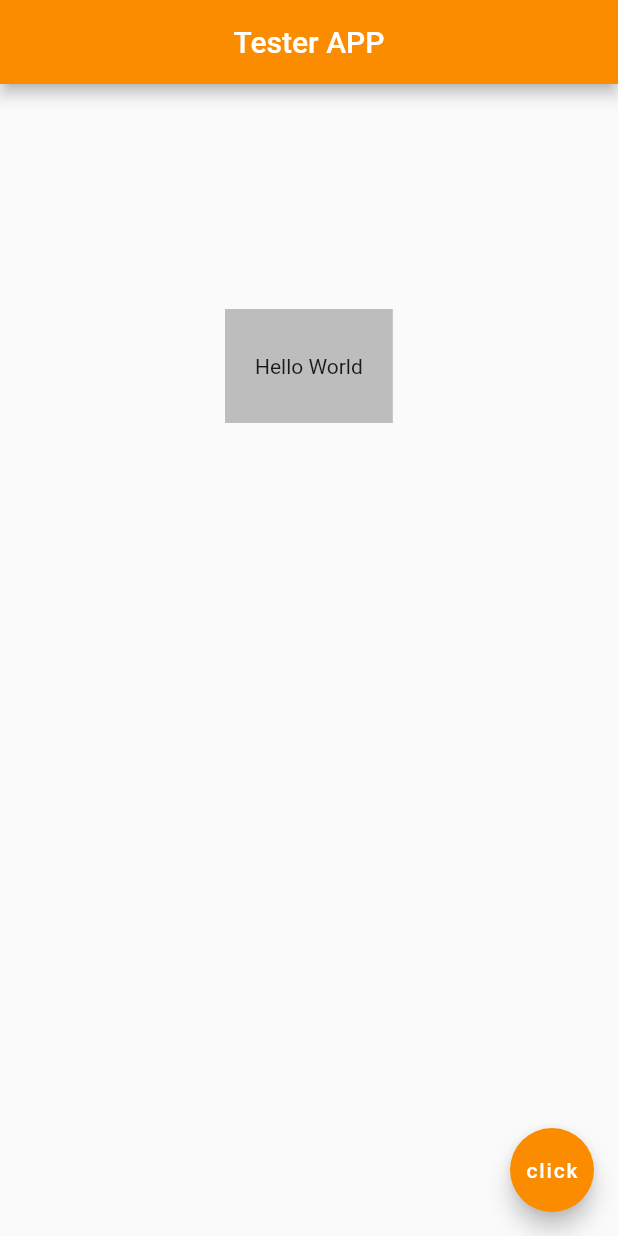
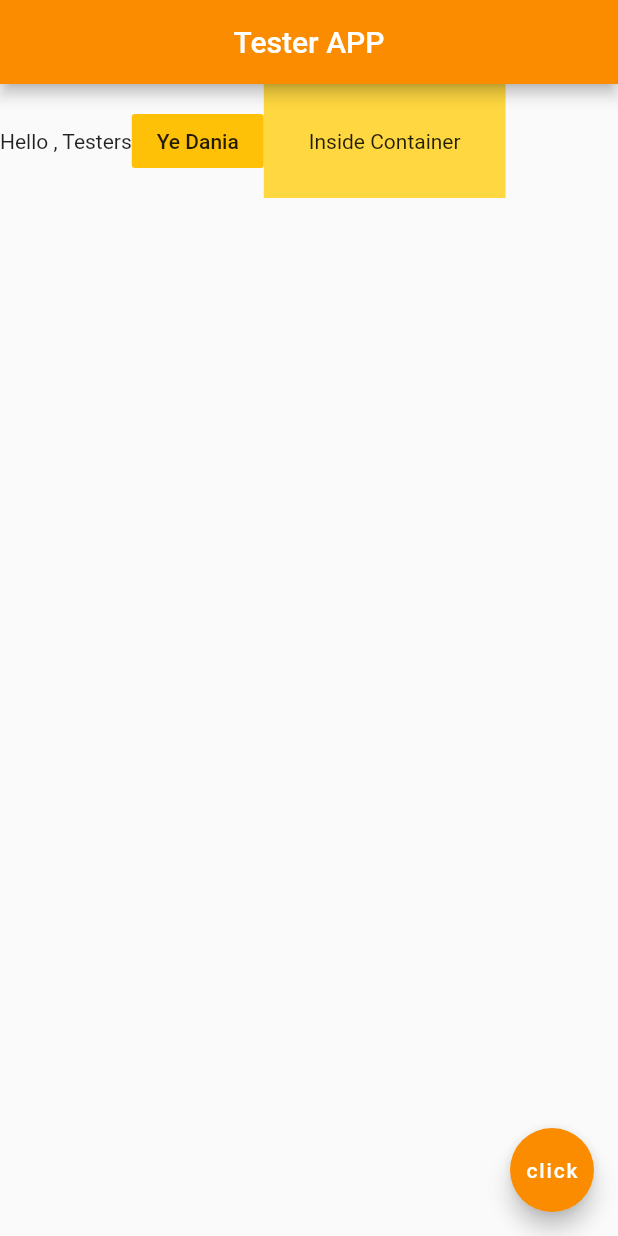
Before and after one commit to Shiftgithub/tester_app, a Flutter app: the screen it shows after launch, on a phone screen of 412 x 824 dp. Run offline on Flutter 3.47's test engine with Material 2 defaults, Android fonts, the phone set to English and light mode, and no system bars.

Commit message:
#10 Row, List Widget, Container

```diff
--- a/lib/main.dart
+++ b/lib/main.dart
@@ -14,11 +14,20 @@ class Home extends StatelessWidget {
         centerTitle: true,
         backgroundColor: Colors.orange[600],
       ),
-      body: Container(
-        padding: EdgeInsets.fromLTRB(20.0, 30.0, 20.0, 30.0),
-        margin: EdgeInsets.all(150.0),
-        color: Colors.grey[400],
-        child: Text('Hello World'),
+      body: Row(
+        children: <Widget>[
+          Text('Hello , Testers'),
+          FlatButton(
+              onPressed: () {},
+              color: Colors.amber,
+              child: Text('Ye Dania'),
+          ),
+          Container(
+            padding: EdgeInsets.all(30.0),
+            color: Colors.amberAccent,
+            child: Text('Inside Container'),
+          ),
+        ],
       ),
       floatingActionButton: FloatingActionButton(
         onPressed: () {},
```
